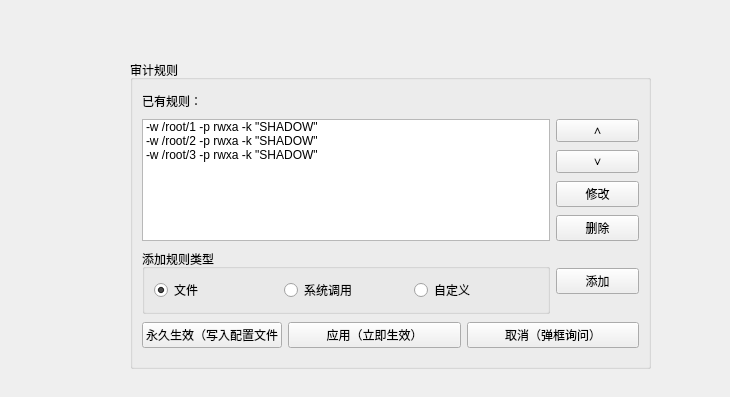
Before: the Qt Designer form AUD/audrulepage.ui in liuyufeng509/SecCenter, drawn with Qt 5.
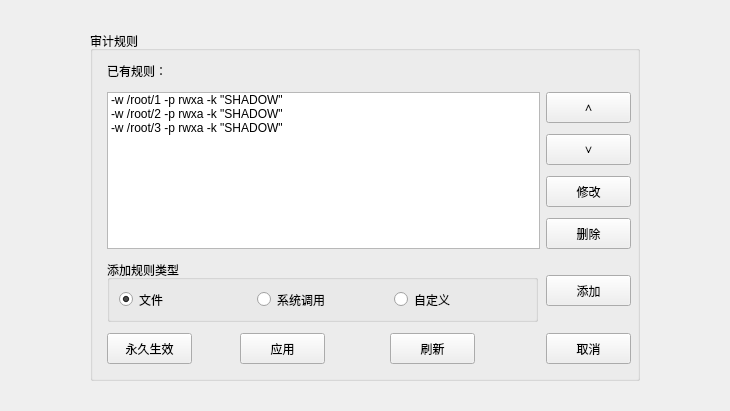
After: the same form once the commit is applied.

Commit message: 1.去掉qwebview 2.完成审计服务和审计信息展示

Patch:
```diff
--- a/AUD/audrulepage.ui
+++ b/AUD/audrulepage.ui
@@ -7,27 +7,59 @@
     <x>0</x>
     <y>0</y>
     <width>730</width>
-    <height>397</height>
+    <height>411</height>
    </rect>
   </property>
   <property name="windowTitle">
    <string>Form</string>
   </property>
-  <widget class="QGroupBox" name="groupBox">
-   <property name="geometry">
-    <rect>
-     <x>130</x>
-     <y>60</y>
-     <width>521</width>
-     <height>309</height>
-    </rect>
-   </property>
-   <property name="title">
-    <string>审计规则</string>
-   </property>
-   <layout class="QGridLayout" name="gridLayout">
-    <item row="0" column="0" colspan="2">
+  <layout class="QGridLayout" name="gridLayout_2">
+   <item row="0" column="1">
+    <spacer name="verticalSpacer">
+     <property name="orientation">
+      <enum>Qt::Vertical</enum>
+     </property>
+     <property name="sizeHint" stdset="0">
+      <size>
+       <width>20</width>
+       <height>12</height>
+      </size>
+     </property>
+    </spacer>
+   </item>
+   <item row="1" column="0">
+    <spacer name="horizontalSpacer">
+     <property name="orientation">
+      <enum>Qt::Horizontal</enum>
+     </property>
+     <property name="sizeHint" stdset="0">
+      <size>
+       <width>72</width>
+       <height>20</height>
+      </size>
+     </property>
+    </spacer>
+   </item>
+   <item row="1" column="1" rowspan="2">
+    <widget class="QGroupBox" name="groupBox">
+     <property name="minimumSize">
+      <size>
+       <width>550</width>
+       <height>350</height>
+      </size>
+     </property>
+     <property name="title">
+      <string>审计规则</string>
+     </property>
      <widget class="QLabel" name="label">
+      <property name="geometry">
+       <rect>
+        <x>17</x>
+        <y>30</y>
+        <width>260</width>
+        <height>20</height>
+       </rect>
+      </property>
       <property name="maximumSize">
        <size>
         <width>16777215</width>
@@ -38,9 +70,15 @@
        <string>已有规则：</string>
       </property>
      </widget>
-    </item>
-    <item row="1" column="0" rowspan="4" colspan="4">
      <widget class="QListWidget" name="ruleListWidget">
+      <property name="geometry">
+       <rect>
+        <x>17</x>
+        <y>61</y>
+        <width>433</width>
+        <height>157</height>
+       </rect>
+      </property>
       <item>
        <property name="text">
         <string>-w /root/1 -p rwxa -k &quot;SHADOW&quot;</string>
@@ -57,65 +95,119 @@
        </property>
       </item>
      </widget>
-    </item>
-    <item row="1" column="4">
      <widget class="QPushButton" name="upButton">
+      <property name="geometry">
+       <rect>
+        <x>456</x>
+        <y>61</y>
+        <width>85</width>
+        <height>31</height>
+       </rect>
+      </property>
       <property name="text">
        <string>∧</string>
       </property>
      </widget>
-    </item>
-    <item row="2" column="4">
      <widget class="QPushButton" name="downButton">
+      <property name="geometry">
+       <rect>
+        <x>456</x>
+        <y>103</y>
+        <width>85</width>
+        <height>31</height>
+       </rect>
+      </property>
       <property name="text">
        <string>∨</string>
       </property>
      </widget>
-    </item>
-    <item row="3" column="4">
      <widget class="QPushButton" name="modButton">
+      <property name="geometry">
+       <rect>
+        <x>456</x>
+        <y>145</y>
+        <width>85</width>
+        <height>31</height>
+       </rect>
+      </property>
       <property name="text">
        <string>修改</string>
       </property>
      </widget>
-    </item>
-    <item row="4" column="4">
      <widget class="QPushButton" name="delButton">
+      <property name="geometry">
+       <rect>
+        <x>456</x>
+        <y>187</y>
+        <width>85</width>
+        <height>31</height>
+       </rect>
+      </property>
       <property name="text">
        <string>删除</string>
       </property>
      </widget>
-    </item>
-    <item row="6" column="0">
      <widget class="QPushButton" name="forEverButton">
+      <property name="geometry">
+       <rect>
+        <x>17</x>
+        <y>302</y>
+        <width>85</width>
+        <height>31</height>
+       </rect>
+      </property>
       <property name="text">
-       <string>永久生效（写入配置文件</string>
+       <string>永久生效</string>
       </property>
      </widget>
-    </item>
-    <item row="6" column="1" colspan="2">
      <widget class="QPushButton" name="nowButton">
+      <property name="geometry">
+       <rect>
+        <x>150</x>
+        <y>302</y>
+        <width>85</width>
+        <height>31</height>
+       </rect>
+      </property>
       <property name="text">
-       <string>应用（立即生效）</string>
+       <string>应用</string>
       </property>
      </widget>
-    </item>
-    <item row="6" column="3" colspan="2">
      <widget class="QPushButton" name="cancelButton">
+      <property name="geometry">
+       <rect>
+        <x>456</x>
+        <y>302</y>
+        <width>85</width>
+        <height>31</height>
+       </rect>
+      </property>
       <property name="text">
-       <string>取消（弹框询问）</string>
+       <string>取消</string>
       </property>
      </widget>
-    </item>
-    <item row="5" column="4">
      <widget class="QPushButton" name="addButton">
+      <property name="geometry">
+       <rect>
+        <x>456</x>
+        <y>244</y>
+        <width>85</width>
+        <height>31</height>
+       </rect>
+      </property>
       <property name="text">
        <string>添加</string>
       </property>
      </widget>
-    </item>
-    <item row="5" column="0" colspan="4">
      <widget class="QGroupBox" name="groupBox_2">
+      <property name="geometry">
+       <rect>
+        <x>17</x>
+        <y>229</y>
+        <width>431</width>
+        <height>62</height>
+       </rect>
+      </property>
       <property name="title">
        <string>添加规则类型</string>
       </property>
@@ -146,9 +238,48 @@
        </item>
       </layout>
      </widget>
-    </item>
-   </layout>
-  </widget>
+     <widget class="QPushButton" name="freshButton">
+      <property name="geometry">
+       <rect>
+        <x>300</x>
+        <y>302</y>
+        <width>85</width>
+        <height>31</height>
+       </rect>
+      </property>
+      <property name="text">
+       <string>刷新</string>
+      </property>
+     </widget>
+    </widget>
+   </item>
+   <item row="2" column="2">
+    <spacer name="horizontalSpacer_2">
+     <property name="orientation">
+      <enum>Qt::Horizontal</enum>
+     </property>
+     <property name="sizeHint" stdset="0">
+      <size>
+       <width>72</width>
+       <height>20</height>
+      </size>
+     </property>
+    </spacer>
+   </item>
+   <item row="3" column="1">
+    <spacer name="verticalSpacer_2">
+     <property name="orientation">
+      <enum>Qt::Vertical</enum>
+     </property>
+     <property name="sizeHint" stdset="0">
+      <size>
+       <width>20</width>
+       <height>13</height>
+      </size>
+     </property>
+    </spacer>
+   </item>
+  </layout>
  </widget>
  <resources/>
  <connections/>
```
The commit also changes 28 other files.
